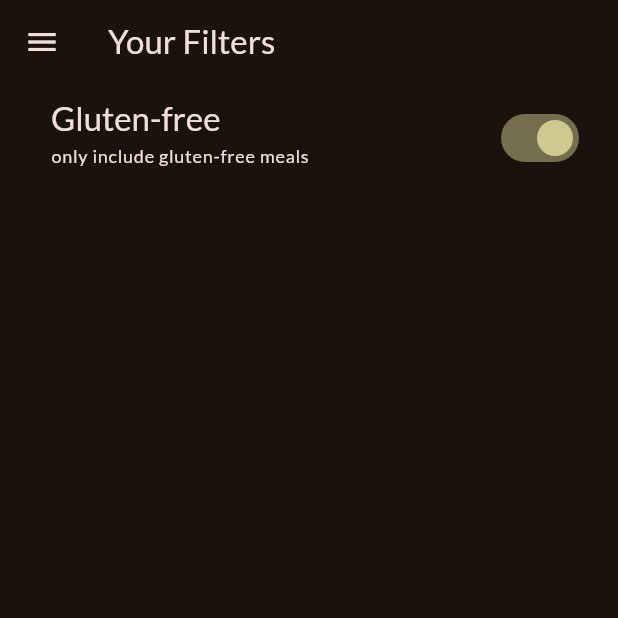
After one commit to RonydaEssam/meals_app, a Flutter app: the FiltersScreen screen opened directly, after a tap on "Gluten-free", on a phone screen of 412 x 824 dp, the top half of it. The commit adds this screen. Run offline on Flutter 3.47's test engine with Material 3 defaults, Android fonts, the phone set to English and light mode, and no system bars; our stand-ins replace google_fonts, transparent_image.

Commit message:
add filters screen + add main drawer widget to it

```diff
--- /dev/null
+++ b/lib/screens/filters.dart
@@ -0,0 +1,62 @@
+import 'package:flutter/material.dart';
+import 'package:meals_app/screens/tabs.dart';
+import 'package:meals_app/widgets/main_drawer.dart';
+
+class FiltersScreen extends StatefulWidget {
+  const FiltersScreen({super.key});
+
+  @override
+  State<FiltersScreen> createState() {
+    return _FiltersScreenState();
+  }
+}
+
+class _FiltersScreenState extends State<FiltersScreen> {
+  var _isGlutenFree = false;
+
+  @override
+  Widget build(BuildContext context) {
+    return Scaffold(
+      appBar: AppBar(
+        title: const Text('Your Filters'),
+      ),
+      drawer: MainDrawer(
+        onSelectScreen: (identifier) {
+          Navigator.of(context).pop();
+
+          if (identifier == 'meals') {
+            Navigator.of(
+              context,
+            ).push(MaterialPageRoute(builder: (ctx) => TabsScreen()));
+          }
+        },
+      ),
+      body: Column(
+        children: [
+          SwitchListTile(
+            value: _isGlutenFree,
+            onChanged: (value) {
+              setState(() {
+                _isGlutenFree = value;
+              });
+            },
+            title: Text(
+              'Gluten-free',
+              style: Theme.of(context).textTheme.titleLarge!.copyWith(
+                color: Theme.of(context).colorScheme.onSurface,
+              ),
+            ),
+            subtitle: Text(
+              'only include gluten-free meals',
+              style: Theme.of(context).textTheme.labelMedium!.copyWith(
+                color: Theme.of(context).colorScheme.onSurface,
+              ),
+            ),
+            activeThumbColor: Theme.of(context).colorScheme.tertiary,
+            contentPadding: const EdgeInsets.only(left: 34, right: 22),
+          ),
+        ],
+      ),
+    );
+  }
+}
--- a/lib/screens/tabs.dart
+++ b/lib/screens/tabs.dart
@@ -1,6 +1,7 @@
 import 'package:flutter/material.dart';
 import 'package:meals_app/models/meal.dart';
 import 'package:meals_app/screens/categories.dart';
+import 'package:meals_app/screens/filters.dart';
 import 'package:meals_app/screens/meals.dart';
 import 'package:meals_app/widgets/main_drawer.dart';
 
@@ -51,9 +52,12 @@ class _TabsScreenState extends State<TabsScreen> {
   }
 
   void _setScreen(String identifier) {
+    Navigator.of(context).pop();
+
     if (identifier == 'filters') {
-    } else {
-      Navigator.of(context).pop();
+      Navigator.of(
+        context,
+      ).push(MaterialPageRoute(builder: (ctx) => const FiltersScreen()));
     }
   }
 
```
